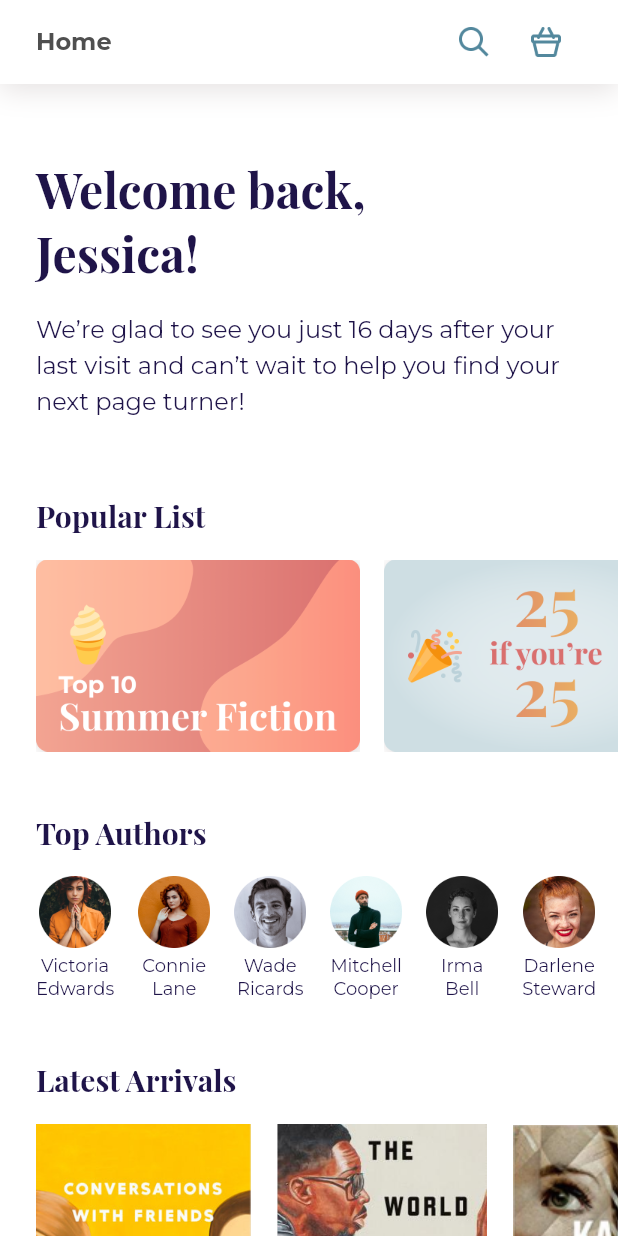
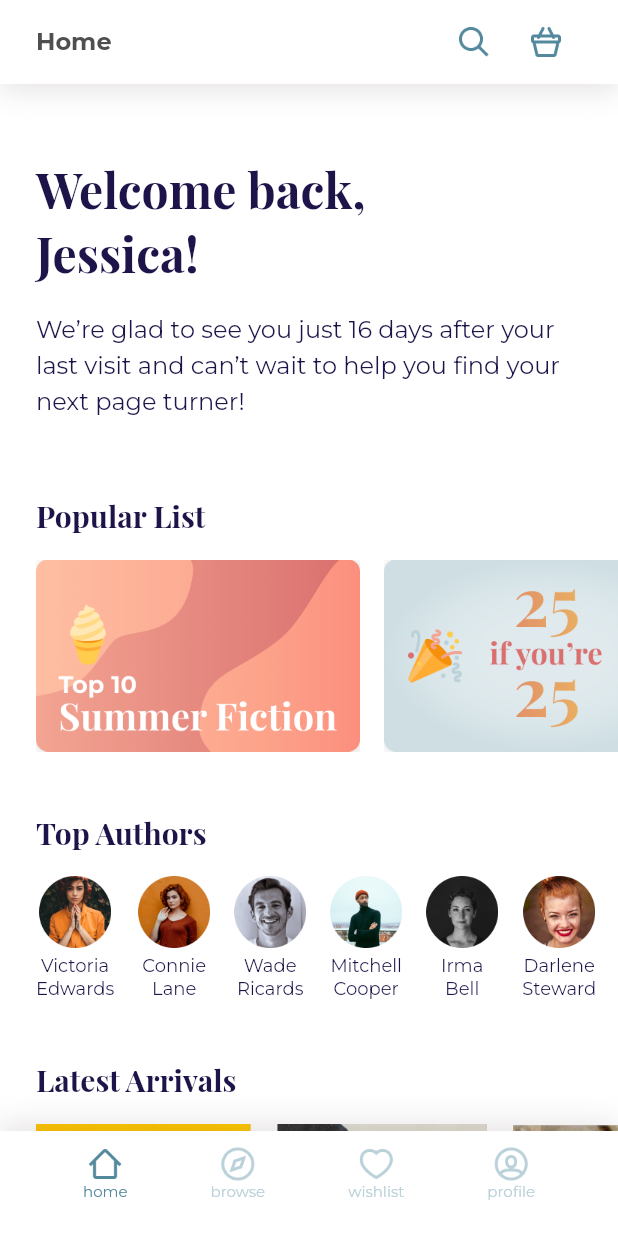
Before and after one commit to whisnuys/bookshop-flutter-ui, a Flutter app: the screen it shows after launch, on a phone screen of 412 x 824 dp. Run offline on Flutter 3.47's test engine with Material 2 defaults, Android fonts, the light colour scheme and no system bars; our stand-ins replace bloc, flutter_bloc, google_fonts.

Commit message:
adding blocprovider

```diff
--- a/lib/main.dart
+++ b/lib/main.dart
@@ -1,6 +1,9 @@
 // ignore_for_file: prefer_const_constructors
 
+import 'package:bookshop/cubit/screen_cubit.dart';
+import 'package:bookshop/ui/screens/main_screen.dart';
 import 'package:flutter/material.dart';
+import 'package:flutter_bloc/flutter_bloc.dart';
 
 import 'ui/screens/home_screen.dart';
 
@@ -13,9 +16,12 @@ class MyApp extends StatelessWidget {
 
   @override
   Widget build(BuildContext context) {
-    return MaterialApp(
-      debugShowCheckedModeBanner: false,
-      home: HomeScreen(),
+    return BlocProvider(
+      create: (context) => ScreenCubit(),
+      child: MaterialApp(
+        debugShowCheckedModeBanner: false,
+        home: MainScreen(),
+      ),
     );
   }
 }
```
